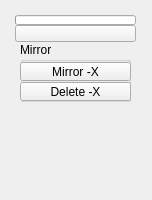
The window that ui/1_base_menus/2_sub_menus/3_main_menus/mirror.ui (m3trik/Scripts_portable) describes before a commit, drawn with Qt 5.
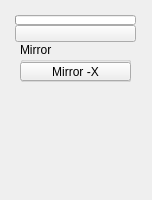
The same window after the commit. Custom widgets are drawn as their Qt base class.

Diff of the .ui file:
```diff
--- a/ui/1_base_menus/2_sub_menus/3_main_menus/mirror.ui
+++ b/ui/1_base_menus/2_sub_menus/3_main_menus/mirror.ui
@@ -68,7 +68,7 @@
            <property name="minimumSize">
             <size>
              <width>0</width>
-             <height>60</height>
+             <height>40</height>
             </size>
            </property>
            <property name="maximumSize">
@@ -108,37 +108,6 @@
              </size>
             </property>
            </widget>
-           <widget class="QToolButton_" name="tb001">
-            <property name="geometry">
-             <rect>
-              <x>0</x>
-              <y>40</y>
-              <width>111</width>
-              <height>19</height>
-             </rect>
-            </property>
-            <property name="maximumSize">
-             <size>
-              <width>111</width>
-              <height>19</height>
-             </size>
-            </property>
-            <property name="toolTip">
-             <string>Delete Component or if object selected, along axis</string>
-            </property>
-            <property name="layoutDirection">
-             <enum>Qt::LeftToRight</enum>
-            </property>
-            <property name="text">
-             <string>Delete -X</string>
-            </property>
-            <property name="iconSize">
-             <size>
-              <width>18</width>
-              <height>18</height>
-             </size>
-            </property>
-           </widget>
           </widget>
          </item>
          <item>
```
